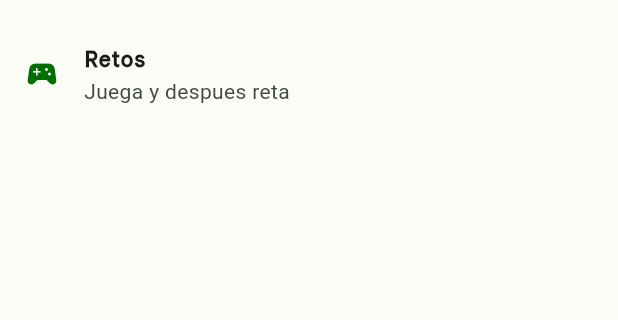
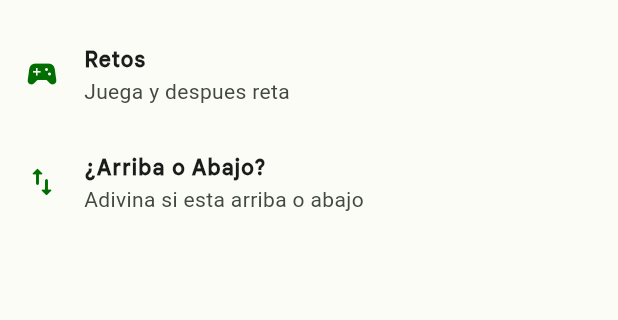
Before and after one commit to david201606/project_coati, a Flutter app: the screen it shows after launch, on a phone screen of 412 x 824 dp, the part 64-384 px from its top. Run offline on Flutter 3.47's test engine with Material 2 defaults, Android fonts, the phone set to English and light mode, and no system bars; our stand-ins replace cloud_firestore, firebase_auth, firebase_core, shared_preferences; accounts and stored records are empty; Roboto replaces fonts that are missing (GoogleSansText).

Commit message:
arriba o abajo

```diff
--- a/lib/src/nav/home_page.dart
+++ b/lib/src/nav/home_page.dart
@@ -1,5 +1,6 @@
 import 'package:cloud_firestore/cloud_firestore.dart';
 import 'package:coati/src/nav/struggle_page.dart';
+import 'package:coati/src/nav/upOrDownPage.dart';
 import 'package:coati/src/tic_tac_toe.dart';
 import 'package:coati/src/utils/user_preferences.dart';
 import 'package:flutter/material.dart';
@@ -38,7 +39,19 @@ class HomePage extends StatelessWidget {
           title: Text('Retos'),
           subtitle: Text('Juega y despues reta'),
           leading: Icon(Icons.sports_esports_rounded),
-        )
+        ), ListTile(
+          onTap: () {
+            Navigator.push(
+              context,
+              MaterialPageRoute(
+                builder: (context) => const UpOrDown(),
+              ),
+            );
+          },
+          title: Text('¿Arriba o Abajo?'),
+          subtitle: Text('Adivina si esta arriba o abajo'),
+          leading: Icon(Icons.swap_vert_rounded),
+        ),
       ]),
     );
   }
```
